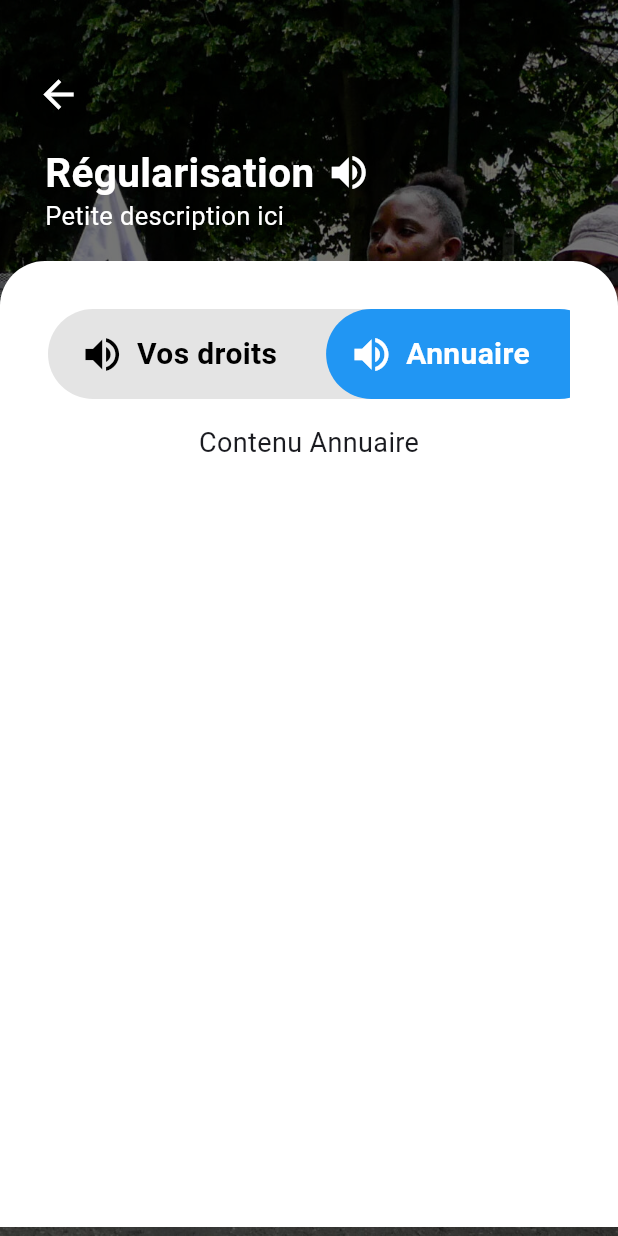
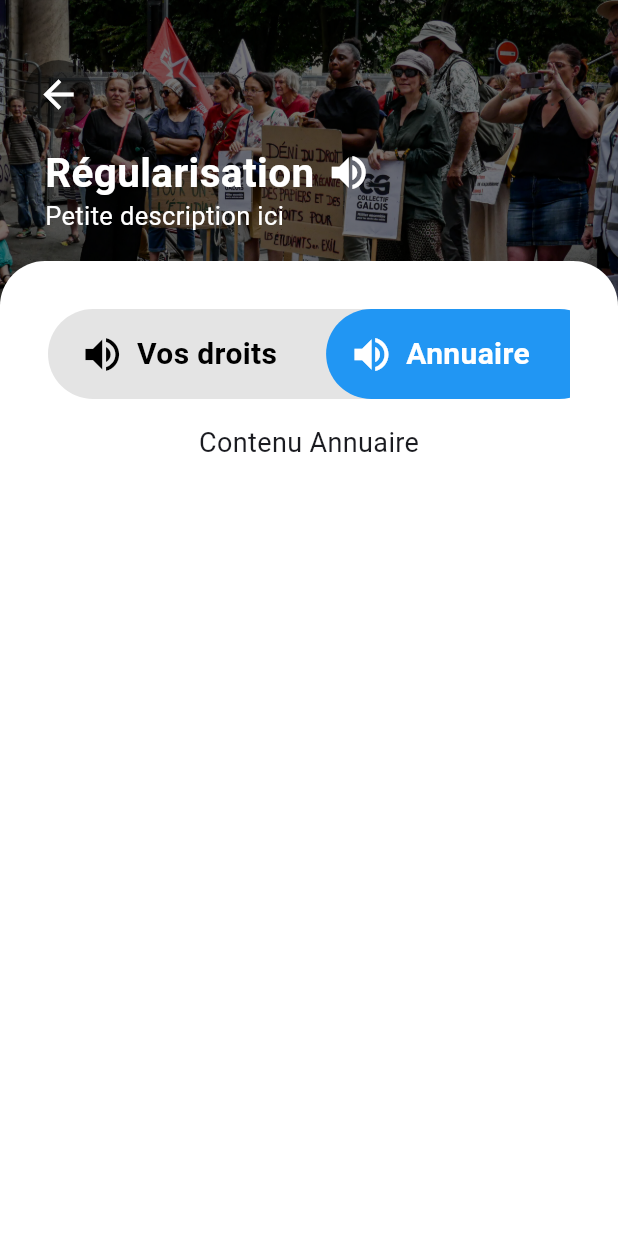
Before and after one commit to Oelrec/Paserelle, a Flutter app: the PageThematique screen opened directly, after a tap on "Annuaire", on a phone screen of 412 x 824 dp. Run offline on Flutter 3.47's test engine with Material 3 defaults, Android fonts, the phone set to English and light mode, and no system bars; our stand-ins replace flutter_tts.

Commit message:
Nouvelle modification de la page Thematique dans page thematique . dart ça a l'air mieux mais l'onglet switch s'affiche tjr mal il faudra le corriger

```diff
--- a/lib/page/thematique/page_thematique.dart
+++ b/lib/page/thematique/page_thematique.dart
@@ -28,13 +28,12 @@ class _PageThematiqueState extends State<PageThematique> {
 
   @override
   Widget build(BuildContext context) {
-    final double screenHeight = MediaQuery.of(context).size.height;
-
     return Scaffold(
       body: Stack(
         children: [
-          // IMAGE EN FOND
+          // IMAGE DE FOND
           Container(
+            height: 250,
             decoration: const BoxDecoration(
               image: DecorationImage(
                 image: AssetImage('assets/images/photo_manif.jpg'),
@@ -44,7 +43,7 @@ class _PageThematiqueState extends State<PageThematique> {
             ),
           ),
 
-          // CONTENU
+          // CONTENU SCROLLABLE
           SingleChildScrollView(
             child: Column(
               crossAxisAlignment: CrossAxisAlignment.start,
@@ -56,7 +55,6 @@ class _PageThematiqueState extends State<PageThematique> {
                   padding: const EdgeInsets.only(left: 30.0),
                   child: TitreHautParleur(
                     title: "Régularisation",
-
                     textColor: Colors.white,
                     fontSize: 27,
                     hautParleurBlanc: true,
@@ -78,9 +76,8 @@ class _PageThematiqueState extends State<PageThematique> {
 
                 const SizedBox(height: 20),
 
-                // BLOC BLANC QUI PREND LE RESTE
+                // BLOC BLANC
                 Container(
-                  height: screenHeight - 180, // ajuste selon le header
                   width: double.infinity,
                   decoration: const BoxDecoration(
                     color: Colors.white,
@@ -100,6 +97,7 @@ class _PageThematiqueState extends State<PageThematique> {
                             onChanged: _onTabChanged,
                           ),
                         ),
+                        // Contenu scrollable interne
                         _pages[_selectedIndex],
                       ],
                     ),
```
